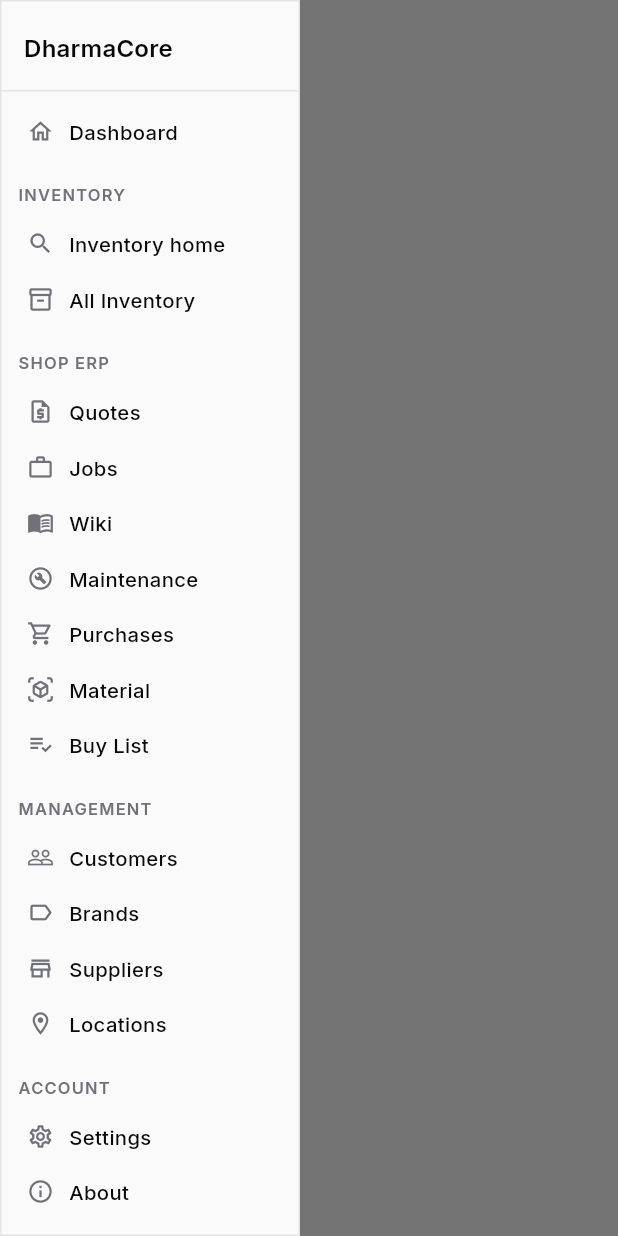
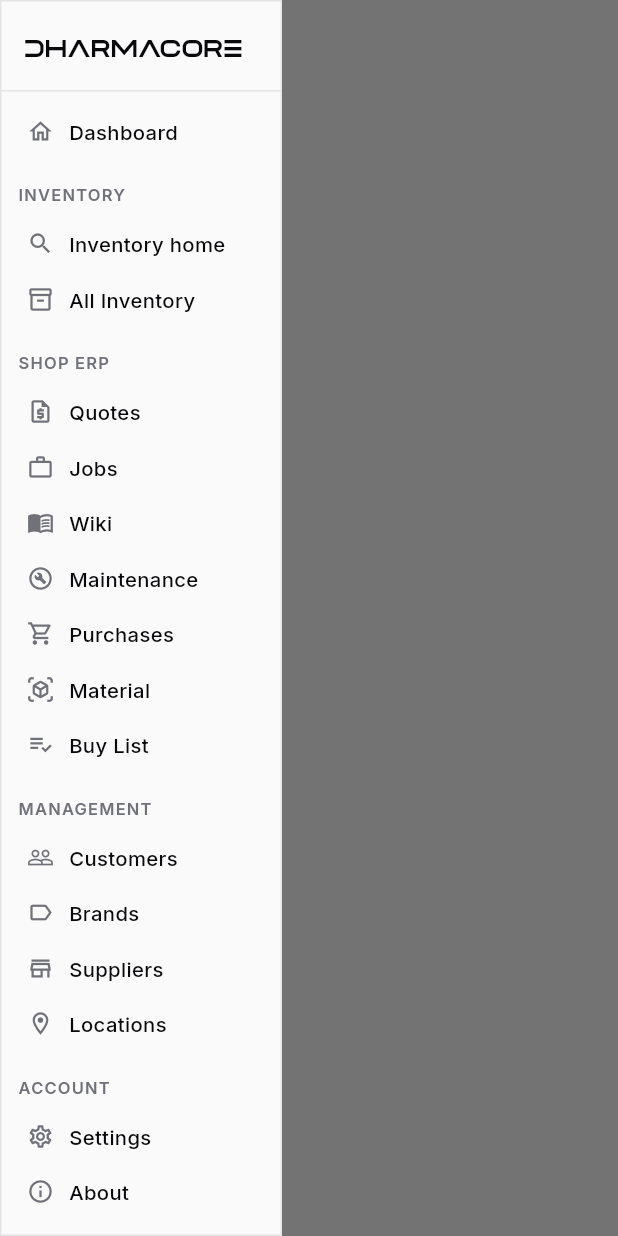
Before and after one commit to Gujustud/cribhub_v2, a Flutter app: the WorkspaceScaffold screen opened directly with empty values, with the side drawer open, on a phone screen of 412 x 824 dp. Run offline on Flutter 3.47's test engine with Material 3 defaults, Android fonts, the phone set to English and light mode, and no system bars; our stand-ins replace file_picker, flutter_markdown, google_fonts, package_info_plus, pocketbase, shared_preferences; missing offline and left inert: dart:html, dart:ui_web, markdown, qr; accounts and stored records are empty; network calls fail.

Commit message:
Use Polaris for the DharmaCore name and size the side menu so the wordmark fits.

```diff
--- a/lib/app_drawer.dart
+++ b/lib/app_drawer.dart
@@ -21,7 +21,7 @@ import 'dashboard_navigation.dart';
 import 'drawer_data_cache.dart';
 
 /// Width of the side menu panel (pinned or slide-out).
-const double kAppDrawerWidth = 200;
+const double kAppDrawerWidth = 188;
 
 /// Section label in the side nav (shadcn-like muted chrome).
 class DrawerSectionLabel extends StatelessWidget {
@@ -169,9 +169,11 @@ class AppDrawer extends StatelessWidget {
               child: Text(
                 'DharmaCore',
                 style: Theme.of(context).textTheme.titleMedium?.copyWith(
+                      fontFamily: 'Polaris',
                       color: headerFg,
-                      fontWeight: FontWeight.w600,
+                      fontWeight: FontWeight.w400,
                       fontSize: 16,
+                      letterSpacing: 0,
                     ),
               ),
             ),
--- a/pubspec.yaml
+++ b/pubspec.yaml
@@ -74,6 +74,11 @@ flutter:
   assets:
     - assets/certs/cribhub.pem
 
+  fonts:
+    - family: Polaris
+      fonts:
+        - asset: fonts/Polaris.otf
+
   # To add assets to your application, add an assets section, like this:
   #   - images/a_dot_burr.jpeg
   #   - images/a_dot_ham.jpeg
```
Also changed, not shown: lib/workspace_scaffold.dart (+6 -1 lines), fonts/Polaris.otf (added).
